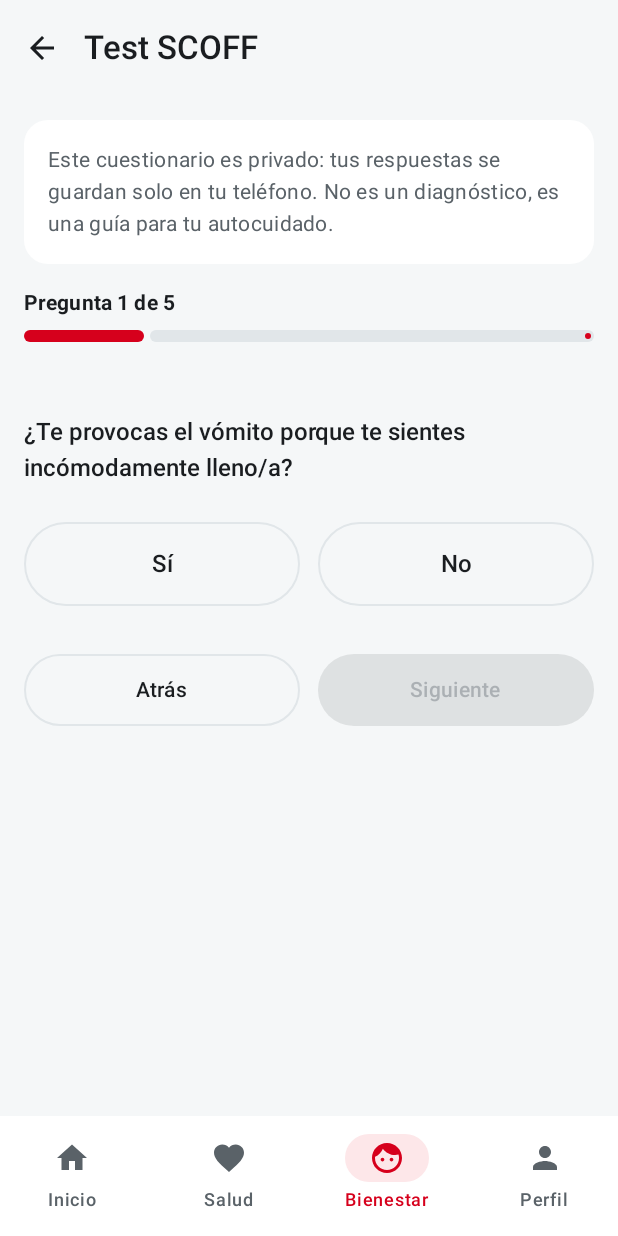
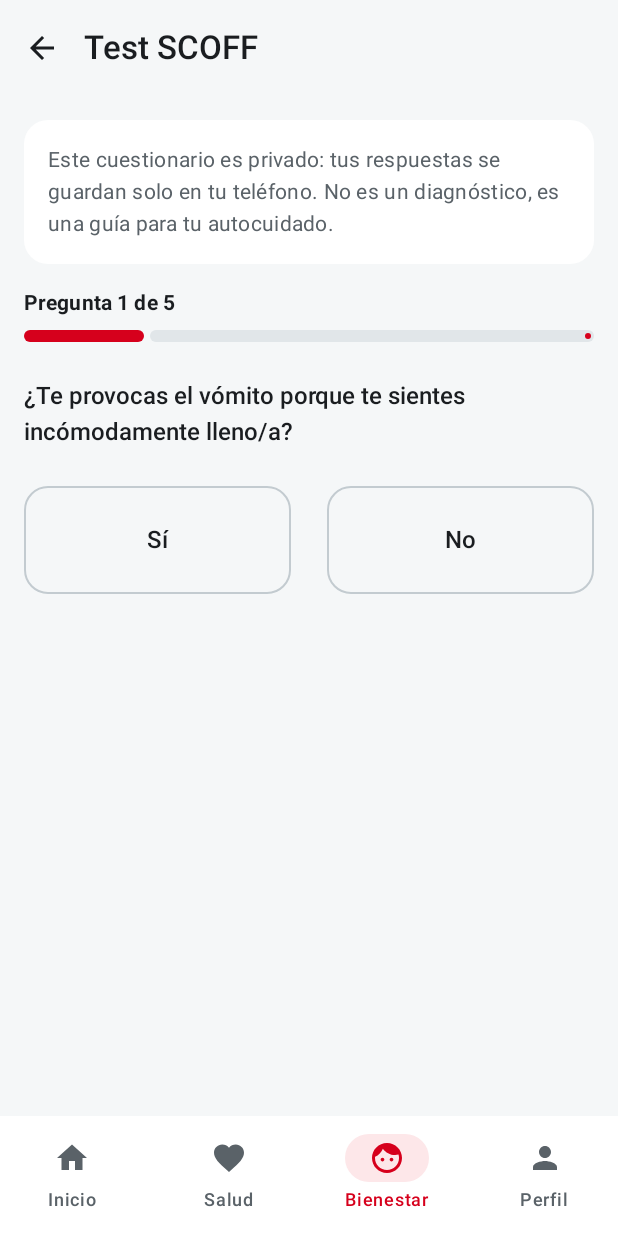
Before and after one commit to calcetinconpalta/inacap-health, an Android app built with Jetpack Compose: the ScoffScreen screen opened through its navigation route, on a phone screen of 412 x 824 dp. Run offline under Robolectric (Android 15) with nearby library versions, the phone set to English and light mode, and no system bars.

Commit message:
el scoff queda solo con sí y no

```diff
--- /dev/null
+++ b/app/src/main/java/com/inacap/health/ui/components/Cuestionario.kt
@@ -0,0 +1,106 @@
+package com.inacap.health.ui.components
+
+import androidx.compose.foundation.BorderStroke
+import androidx.compose.foundation.layout.Arrangement
+import androidx.compose.foundation.layout.Column
+import androidx.compose.foundation.layout.Row
+import androidx.compose.foundation.layout.Spacer
+import androidx.compose.foundation.layout.fillMaxWidth
+import androidx.compose.foundation.layout.height
+import androidx.compose.foundation.layout.heightIn
+import androidx.compose.foundation.layout.padding
+import androidx.compose.foundation.shape.RoundedCornerShape
+import androidx.compose.material3.Button
+import androidx.compose.material3.ButtonDefaults
+import androidx.compose.material3.LinearProgressIndicator
+import androidx.compose.material3.MaterialTheme
+import androidx.compose.material3.OutlinedButton
+import androidx.compose.material3.Text
+import androidx.compose.material3.TextButton
+import androidx.compose.runtime.Composable
+import androidx.compose.ui.Modifier
+import androidx.compose.ui.text.font.FontWeight
+import androidx.compose.ui.text.style.TextAlign
+import androidx.compose.ui.unit.dp
+import androidx.compose.ui.unit.sp
+
+/**
+ * Una pregunta por pantalla, con opciones grandes (tareas 16 y 18f).
+ * - Con 2 opciones (Sí / No) van lado a lado, grandes y bien separadas; con más, una bajo otra.
+ * - «Siguiente» (o «Ver resultado» en la última) aparece solo después de elegir.
+ * - «Volver a la pregunta anterior» es un enlace chico, separado de los botones.
+ */
+@Composable
+fun PasoCuestionario(
+    numero: Int,
+    total: Int,
+    pregunta: String,
+    opciones: List<String>,
+    elegida: Int?,
+    onElegir: (Int) -> Unit,
+    onSiguiente: () -> Unit,
+    onAnterior: (() -> Unit)?,
+    encabezado: String? = null
+) {
+    Column(Modifier.fillMaxWidth(), verticalArrangement = Arrangement.spacedBy(16.dp)) {
+        Column(verticalArrangement = Arrangement.spacedBy(8.dp)) {
+            Text("Pregunta $numero de $total", style = MaterialTheme.typography.titleSmall, fontWeight = FontWeight.Bold, color = MaterialTheme.colorScheme.onBackground)
+            LinearProgressIndicator(
+                progress = { numero / total.toFloat() },
+                modifier = Modifier.fillMaxWidth().height(8.dp),
+                color = MaterialTheme.colorScheme.primary,
+                trackColor = MaterialTheme.colorScheme.outlineVariant
+            )
+        }
+        encabezado?.let { Text(it, style = MaterialTheme.typography.bodyMedium, color = MaterialTheme.colorScheme.onSurfaceVariant) }
+        Text(
+            pregunta, style = MaterialTheme.typography.titleMedium, fontWeight = FontWeight.SemiBold,
+            color = MaterialTheme.colorScheme.onBackground, modifier = Modifier.padding(vertical = 8.dp)
+        )
+
+        if (opciones.size == 2) {
+            Row(Modifier.fillMaxWidth(), horizontalArrangement = Arrangement.spacedBy(24.dp)) {
+                opciones.forEachIndexed { i, texto ->
+                    Opcion(texto, i == elegida, Modifier.weight(1f).heightIn(min = 72.dp)) { onElegir(i) }
+                }
+            }
+        } else {
+            Column(verticalArrangement = Arrangement.spacedBy(12.dp)) {
+                opciones.forEachIndexed { i, texto ->
+                    Opcion(texto, i == elegida, Modifier.fillMaxWidth().heightIn(min = 56.dp)) { onElegir(i) }
+                }
+            }
+        }
+
+        if (elegida != null) {
+            Button(
+                onClick = onSiguiente,
+                modifier = Modifier.fillMaxWidth().height(52.dp),
+                shape = RoundedCornerShape(12.dp),
+                colors = ButtonDefaults.buttonColors(containerColor = MaterialTheme.colorScheme.primary)
+            ) { Text(if (numero == total) "Ver resultado" else "Siguiente", fontWeight = FontWeight.Bold) }
+        }
+
+        if (onAnterior != null) {
+            Spacer(Modifier.height(16.dp))
+            TextButton(onClick = onAnterior, modifier = Modifier.fillMaxWidth()) {
+                Text("Volver a la pregunta anterior", fontSize = 13.sp, color = MaterialTheme.colorScheme.onSurfaceVariant)
+            }
+        }
+    }
+}
+
+@Composable
+private fun Opcion(texto: String, elegida: Boolean, modifier: Modifier, onClick: () -> Unit) {
+    val forma = RoundedCornerShape(16.dp)
+    if (elegida) {
+        Button(
+            onClick = onClick, modifier = modifier, shape = forma,
+            colors = ButtonDefaults.buttonColors(containerColor = MaterialTheme.colorScheme.primary, contentColor = MaterialTheme.colorScheme.onPrimary)
+        ) { Text(texto, style = MaterialTheme.typography.titleMedium, fontWeight = FontWeight.Bold, textAlign = TextAlign.Center) }
+    } else {
+        OutlinedButton(onClick = onClick, modifier = modifier, shape = forma, border = BorderStroke(1.dp, MaterialTheme.colorScheme.outline)) {
+            Text(texto, style = MaterialTheme.typography.titleMedium, color = MaterialTheme.colorScheme.onBackground, textAlign = TextAlign.Center)
+        }
+    }
+}
--- a/app/src/main/java/com/inacap/health/ui/screens/bienestar/ScoffScreen.kt
+++ b/app/src/main/java/com/inacap/health/ui/screens/bienestar/ScoffScreen.kt
@@ -105,135 +105,19 @@ fun ScoffScreen(
                     )
                 }
 
-                // Indicador y Barra de progreso
-                Column(verticalArrangement = Arrangement.spacedBy(8.dp)) {
-                    Row(
-                        modifier = Modifier.fillMaxWidth(),
-                        horizontalArrangement = Arrangement.SpaceBetween,
-                        verticalAlignment = Alignment.CenterVertically
-                    ) {
-                        Text(
-                            text = "Pregunta ${uiState.preguntaActual + 1} de 5",
-                            style = MaterialTheme.typography.titleSmall,
-                            fontWeight = FontWeight.Bold,
-                            color = MaterialTheme.colorScheme.onBackground
-                        )
-                    }
-                    LinearProgressIndicator(
-                        progress = { (uiState.preguntaActual + 1) / 5f },
-                        modifier = Modifier
-                            .fillMaxWidth()
-                            .height(8.dp),
-                        color = MaterialTheme.colorScheme.primary,
-                        trackColor = BorderGray
-                    )
-                }
-
-                Spacer(modifier = Modifier.height(8.dp))
-
-                // Texto de la pregunta
-                Text(
-                    text = PREGUNTAS_SCOFF[uiState.preguntaActual],
-                    style = MaterialTheme.typography.titleMedium,
-                    fontWeight = FontWeight.SemiBold,
-                    color = MaterialTheme.colorScheme.onBackground,
-                    modifier = Modifier.padding(vertical = 8.dp)
+                // Una pregunta por pantalla: solo Sí y No, grandes y separados; «Siguiente»
+                // aparece al elegir y «Volver a la pregunta anterior» es un enlace aparte.
+                val respuestaActual = uiState.respuestas[uiState.preguntaActual]
+                com.inacap.health.ui.components.PasoCuestionario(
+                    numero = uiState.preguntaActual + 1,
+                    total = 5,
+                    pregunta = PREGUNTAS_SCOFF[uiState.preguntaActual],
+                    opciones = listOf("Sí", "No"),
+                    elegida = when (respuestaActual) { true -> 0; false -> 1; null -> null },
+                    onElegir = { viewModel.responder(it == 0) },
+                    onSiguiente = { viewModel.siguiente() },
+                    onAnterior = if (uiState.preguntaActual > 0) ({ viewModel.anterior() }) else null
                 )
-
-                // Botones grandes Sí / No
-                val respuestaActual = uiState.respuestas[uiState.preguntaActual]
-                Row(
-                    modifier = Modifier.fillMaxWidth(),
-                    horizontalArrangement = Arrangement.spacedBy(12.dp)
-                ) {
-                    // Botón Sí
-                    val siSeleccionado = respuestaActual == true
-                    if (siSeleccionado) {
-                        Button(
-                            onClick = { viewModel.responder(true) },
-                            modifier = Modifier
-                                .weight(1f)
-                                .height(56.dp),
-                            colors = ButtonDefaults.buttonColors(
-                                containerColor = MaterialTheme.colorScheme.primary,
-                                contentColor = MaterialTheme.colorScheme.onPrimary
-                            )
-                        ) {
-                            Text("Sí", style = MaterialTheme.typography.titleMedium, fontWeight = FontWeight.Bold)
-                        }
-                    } else {
-                        OutlinedButton(
-                            onClick = { viewModel.responder(true) },
-                            modifier = Modifier
-                                .weight(1f)
-                                .height(56.dp),
-                            border = BorderStroke(1.dp, BorderGray)
-                        ) {
-                            Text("Sí", style = MaterialTheme.typography.titleMedium, color = MaterialTheme.colorScheme.onBackground)
-                        }
-                    }
-
-                    // Botón No
-                    val noSeleccionado = respuestaActual == false
-                    if (noSeleccionado) {
-                        Button(
-                            onClick = { viewModel.responder(false) },
-                            modifier = Modifier
-                                .weight(1f)
-                                .height(56.dp),
-                            colors = ButtonDefaults.buttonColors(
-                                containerColor = MaterialTheme.colorScheme.primary,
-                                contentColor = MaterialTheme.colorScheme.onPrimary
-                            )
-                        ) {
-                            Text("No", style = MaterialTheme.typography.titleMedium, fontWeight = FontWeight.Bold)
-                        }
-                    } else {
-                        OutlinedButton(
-                            onClick = { viewModel.responder(false) },
-                            modifier = Modifier
-                                .weight(1f)
-                                .height(56.dp),
-                            border = BorderStroke(1.dp, BorderGray)
-                        ) {
-                            Text("No", style = MaterialTheme.typography.titleMedium, color = MaterialTheme.colorScheme.onBackground)
-                        }
-                    }
-                }
-
-                Spacer(modifier = Modifier.weight(1f, fill = false))
-
-                // Controles Atrás y Siguiente / Ver resultado
-                Row(
-                    modifier = Modifier.fillMaxWidth(),
-                    horizontalArrangement = Arrangement.spacedBy(12.dp)
-                ) {
-                    OutlinedButton(
-                        onClick = {
-                            if (uiState.preguntaActual > 0) {
-                                viewModel.anterior()
-                            } else {
-                                onBack()
-                            }
-                        },
-                        modifier = Modifier
-                            .weight(1f)
-                            .height(48.dp),
-                        border = BorderStroke(1.dp, BorderGray)
-                    ) {
-                        Text("Atrás", color = MaterialTheme.colorScheme.onBackground)
-                    }
-
-                    Button(
-                        onClick = { viewModel.siguiente() },
-                        enabled = respuestaActual != null,
-                        modifier = Modifier
-                            .weight(1f)
-                            .height(48.dp)
-                    ) {
-                        Text(if (uiState.preguntaActual == 4) "Ver resultado" else "Siguiente")
-                    }
-                }
             } else {
                 // Pantalla de Resultado
                 Card(
```
Also changed, not shown: 1 other file.
